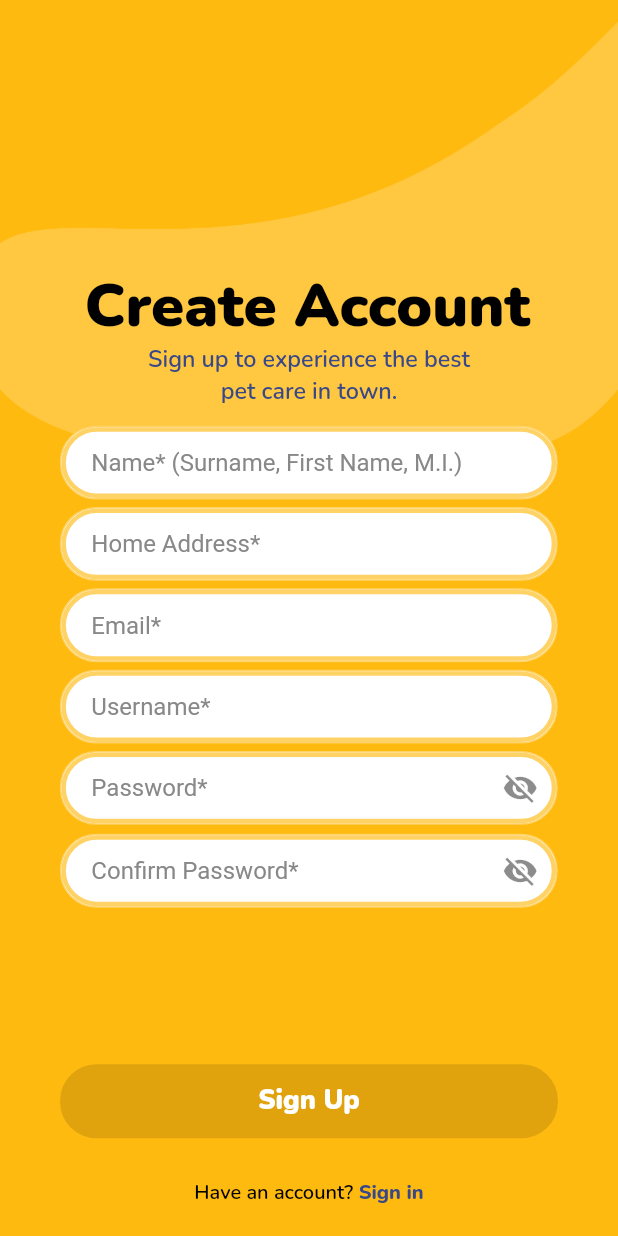
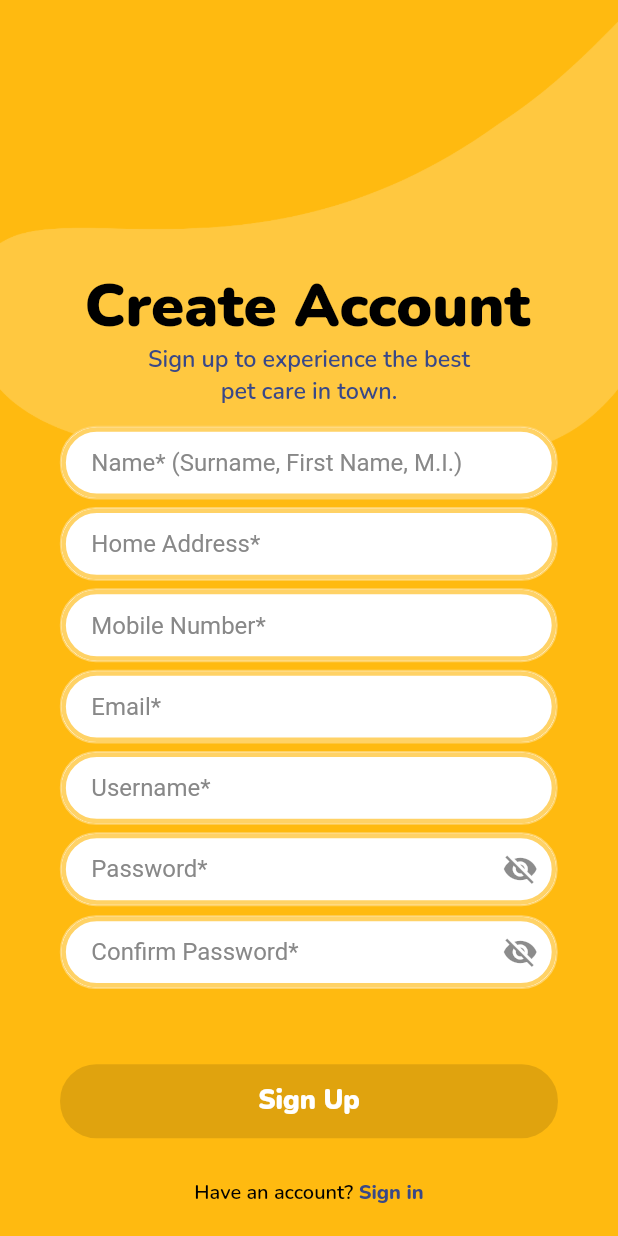
Before and after one commit to blade-mhir/purrffect, a Flutter app: the SignUp screen opened by its route, on a phone screen of 412 x 824 dp. Run offline on Flutter 3.47's test engine with Material 2 defaults, Android fonts, the phone set to English and light mode, and no system bars; our stand-ins replace cloud_firestore, firebase_auth, firebase_core, flutter_svg, google_fonts, logger; accounts and stored records are empty.

Commit message:
sign up mobile number

```diff
--- a/lib/app/sign_up.dart
+++ b/lib/app/sign_up.dart
@@ -34,6 +34,7 @@ class SignUpState extends State<SignUp> {
   final _confirmPasswordController = TextEditingController();
   final _nameController = TextEditingController();
   final _addressController = TextEditingController();
+  final _mnumController = TextEditingController();
   final _usernameController = TextEditingController();
 
   @override
@@ -42,6 +43,7 @@ class SignUpState extends State<SignUp> {
     _passwordController.dispose();
     _nameController.dispose();
     _addressController.dispose();
+    _mnumController.dispose();
     _usernameController.dispose();
     super.dispose();
   }
@@ -60,6 +62,7 @@ class SignUpState extends State<SignUp> {
         addUserDetails(
           _nameController.text.trim(),
           _addressController.text.trim(),
+          _mnumController.text.trim(),
           _usernameController.text.trim(),
           _emailController.text.trim(),
           uid: uid, // Pass the UID to addUserDetails
@@ -92,11 +95,12 @@ class SignUpState extends State<SignUp> {
   }
 
 
-  Future addUserDetails(String name, String address, String username, String email, {required String uid}) async {
+  Future addUserDetails(String name, String address, String mobilenum, String username, String email, {required String uid}) async {
     try {
       await FirebaseFirestore.instance.collection('users').add({
         'name': name,
         'address': address,
+        'mobile number': mobilenum,
         'username': username,
         'email': email,
         'uid': uid,
@@ -119,6 +123,7 @@ class SignUpState extends State<SignUp> {
     // Form Stuffs
     bool isNameValid = true;
     bool isAddressValid = true;
+    bool isMobileNumValid = true;
     bool isUsernameValid = true;
     bool isEmailValid = true;
     bool hasInteractedEmail = false; // Separate flag for email
@@ -302,6 +307,52 @@ class SignUpState extends State<SignUp> {
                                 ),
                               ),
 
+                              //Mobile Number Text Field
+                              Container(
+                                width: 290 * swf,
+                                height: 43 * swf,
+                                margin: const EdgeInsets.fromLTRB(10, 0, 0, 5),
+                                decoration: BoxDecoration(
+                                  color: Colors.white,
+                                  borderRadius: BorderRadius.circular(21 * swf),
+                                  border: Border.all(
+                                    color: isMobileNumValid ? const Color(0xffffd266) : Colors.red,
+                                  ),
+                                ),
+                                child: TextField(
+                                  controller: _mnumController,
+                                  keyboardType: TextInputType.phone, // Set the input type to phone
+                                  decoration: InputDecoration(
+                                    hintText: 'Mobile Number*',
+                                    hintStyle: const TextStyle(
+                                      color: Color(0xff888888),
+                                    ),
+                                    focusedBorder: OutlineInputBorder(
+                                      borderRadius: BorderRadius.circular(21 * swf),
+                                      borderSide: const BorderSide(
+                                        color: Color(0xffffffff),
+                                      ),
+                                    ),
+                                    enabledBorder: OutlineInputBorder(
+                                      borderRadius: BorderRadius.circular(21 * swf),
+                                      borderSide: BorderSide(
+                                        color: isMobileNumValid ? const Color(0xffffd266) : Colors.red,
+                                        width: 3,
+                                      ),
+                                    ),
+                                    contentPadding: const EdgeInsets.symmetric(
+                                      horizontal: 20,
+                                      vertical: 12,
+                                    ),
+                                  ),
+                                  onChanged: (value) {
+                                    setState(() {
+                                      isMobileNumValid = value.isNotEmpty;
+                                    });
+                                  },
+                                ),
+                              ),
+
                               // Email Address Text Field
                               Container(
                                 width: 290 * swf,
@@ -369,7 +420,7 @@ class SignUpState extends State<SignUp> {
                                       visible: hasInteractedEmail && !(isEmailValid && isValidEmail(_emailController.text)),
                                       child: Positioned(
                                         right: 13, // Adjust the position as needed
-                                        top: 11,  // Adjust the position as needed
+                                        top: 12,  // Adjust the position as needed
                                         child: InkWell(
                                           onTap: () {
                                             showDialog(
```
